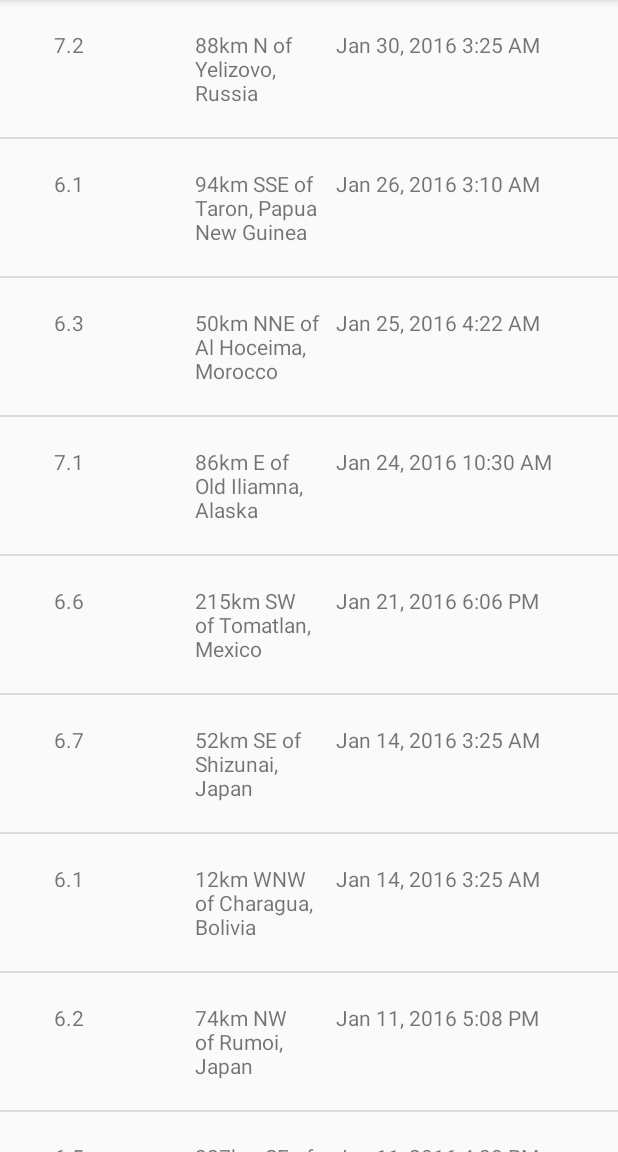
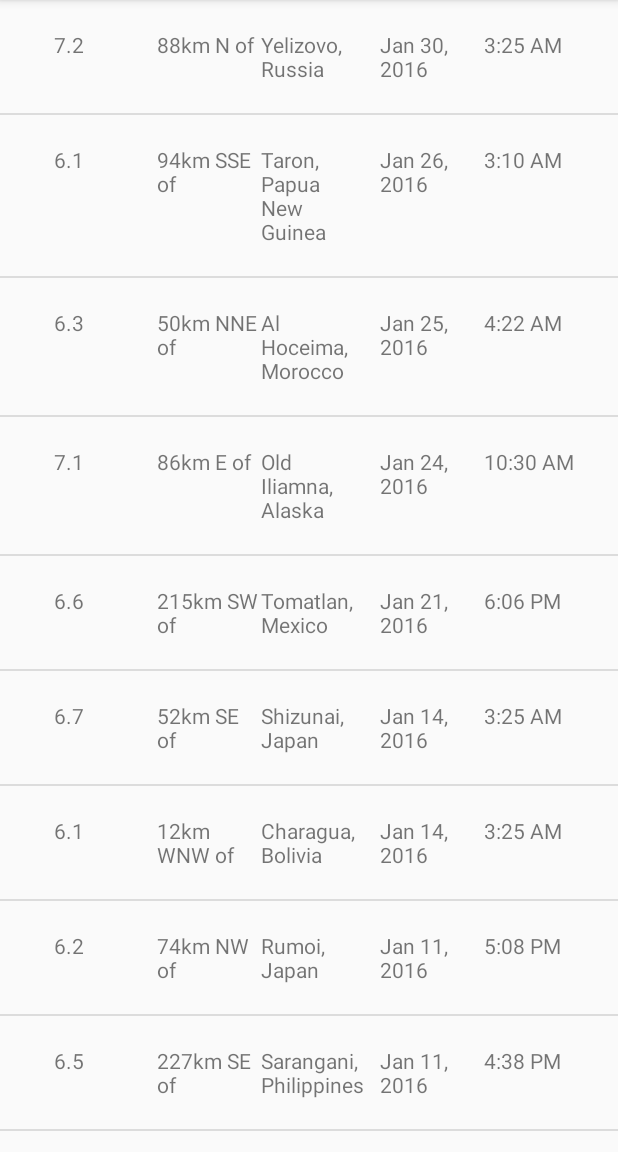
Before and after one commit to frannkenstein/Quake-Report, an Android app: the screen it shows after launch (EarthQuakeActivity), on a phone screen of 412 x 824 dp, the part 84-1236 px from its top. Run offline under Robolectric (Android 15) with nearby library versions, the phone set to English and light mode, and no system bars.

Commit message:
Divide the place into two lines contain offset location and Primary location of the earthquake

```diff
--- a/app/src/main/java/com/example/martian/quakereport/EarthQuakeAdapter.java
+++ b/app/src/main/java/com/example/martian/quakereport/EarthQuakeAdapter.java
@@ -17,6 +17,7 @@ import java.util.Date;
 
 public class EarthQuakeAdapter extends ArrayAdapter {
 
+    private static final String LOCATION_SEPARATOR = " of ";
     public EarthQuakeAdapter(Activity context, ArrayList<Earthquake> earthquakes) {
         super(context, 0, earthquakes);
     }
@@ -34,8 +35,23 @@ public class EarthQuakeAdapter extends ArrayAdapter {
         TextView magView=(TextView)listItemView.findViewById(R.id.magnitude);
         magView.setText(currentEarthquake.getmMagnitude());
 
-        TextView placeView=(TextView)listItemView.findViewById(R.id.place);
-        placeView.setText(currentEarthquake.getmPlace());
+        String originalLocation=currentEarthquake.getmPlace();
+        String primaryLocation,locationOffset;
+
+        if (originalLocation.contains(LOCATION_SEPARATOR)) {
+            String[] parts = originalLocation.split(LOCATION_SEPARATOR);
+            locationOffset = parts[0] + LOCATION_SEPARATOR;
+            primaryLocation = parts[1];
+        } else {
+            locationOffset = getContext().getString(R.string.near_the);
+            primaryLocation = originalLocation;
+        }
+
+        TextView primaryLocationView=(TextView)listItemView.findViewById(R.id.primary_location);
+        primaryLocationView.setText(primaryLocation);
+
+        TextView locationOffsetView=(TextView)listItemView.findViewById(R.id.location_offset);
+        locationOffsetView.setText(locationOffset);
 
         //Creating Formatted Date
         /*TextView dateView=(TextView)listItemView.findViewById(R.id.date);
--- a/app/src/main/res/layout/layout_earthquake.xml
+++ b/app/src/main/res/layout/layout_earthquake.xml
@@ -11,11 +11,15 @@
     android:layout_height="wrap_content"
     android:layout_weight="1"/>
     <TextView
-        android:layout_marginLeft="10dp"
-        android:id="@+id/place"
+        android:id="@+id/location_offset"
         android:layout_width="0dp"
         android:layout_height="wrap_content"
-        android:layout_weight="1"/>
+        android:layout_weight="1" />
+    <TextView
+        android:id="@+id/primary_location"
+        android:layout_width="0dp"
+        android:layout_height="wrap_content"
+        android:layout_weight="1" />
     <TextView
         android:layout_marginLeft="10dp"
         android:id="@+id/date"
--- a/app/src/main/res/values/strings.xml
+++ b/app/src/main/res/values/strings.xml
@@ -1,3 +1,6 @@
 <resources>
     <string name="app_name">Quake Report</string>
+    <string name="near_the">Near the</string>
+
+
 </resources>
```
